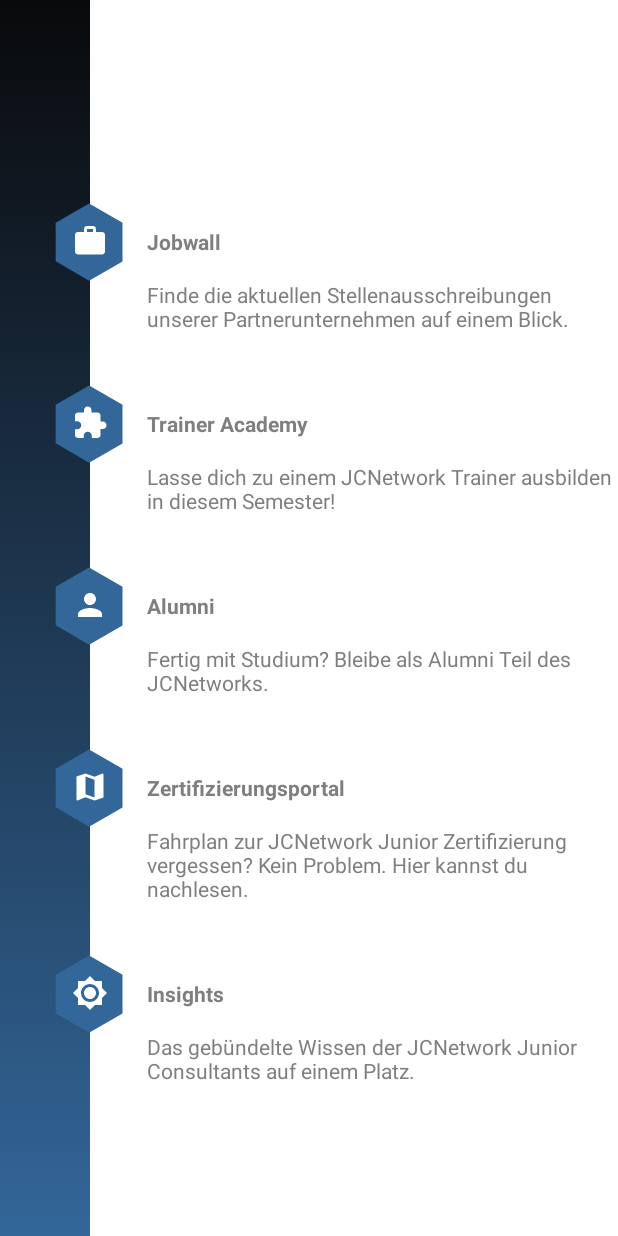
After one commit to JCNetwork-e-V/androidapp-androidapp, an Android app: the layout activity_portale.xml on its own in the app's theme, with its tools: preview values and no code run, on a phone screen of 412 x 824 dp. The commit adds this screen. Run offline under Robolectric (Android 15) with nearby library versions, the phone set to English and light mode, and no system bars; Roboto replaces fonts that are not available here.

Commit message:
portale activity revisited and initial main setup complete

```diff
--- a/app/src/main/AndroidManifest.xml
+++ b/app/src/main/AndroidManifest.xml
@@ -113,7 +113,7 @@
         <!-- Jobwall Activity -->
         <activity
             android:name="com.jcnetwork.android.jctestapp1.hiddenactivities.JobwallActivity"
-            android:label="Jobwall"
+            android:label="Portale"
             android:parentActivityName="com.jcnetwork.android.jctestapp1.ui.MainActivity">
             <meta-data
                 android:name="android.support.PARENT_ACTIVITY"
--- a/app/src/main/java/com/jcnetwork/android/jctestapp1/hiddenactivities/JobwallActivity.java
+++ b/app/src/main/java/com/jcnetwork/android/jctestapp1/hiddenactivities/JobwallActivity.java
@@ -19,8 +19,7 @@
     @Override
     protected void onCreate(Bundle savedInstanceState) {
         super.onCreate(savedInstanceState);
-        setContentView(R.layout.activity_cv);
-        setTitle(getString(R.string.jobwall));
+        setContentView(R.layout.activity_portale);
 
         // Set up support bar
         ActionBar actionBar = getSupportActionBar();
@@ -28,68 +27,5 @@
             actionBar.setDisplayHomeAsUpEnabled(true);
             actionBar.setBackgroundDrawable(ContextCompat.getDrawable(this, R.drawable.color_gradient));
         }
-
-        // Check internet connection
-        if (CheckNetwork.checkConnection(this)) {
-            // THERE IS A CONNECTION SO WE WILL LOAD THE WEBVIEW
-            WebView myWebView = new WebView(this);
-            // Manipulate webview to only show table //TODO
-            myWebView.getSettings().setJavaScriptEnabled(true);
-            // Allow pdfs to be viewed by embedding url to: http://docs.google.com/gview?embedded=true&url=<url of a supported doc>
-//            myWebView.getSettings().setDisplayZoomControls(true);
-//            myWebView.getSettings().setAllowContentAccess(true);
-//            myWebView.getSettings().setBlockNetworkLoads(false);
-//            myWebView.getSettings().setAllowFileAccess(true);
-
-            myWebView.setWebViewClient(new WebViewClient() {
-                @Override
-                public void onPageFinished(WebView view, String url) {
-                    super.onPageFinished(view, url);
-
-                    //TODO Check
-                    // Inject a javascript function to hide some elements of the webpage
-                    myWebView.loadUrl("javascript:(function() { " +
-                            "document.getElementById('footer_widget_wrapper').style.display='none'; " +
-                            "document.getElementById('footer_wrapper').style.display='none'; " +
-                            "document.getElementById('header_wrapper').style.display='none'; " +
-                            "document.getElementByClassName('main_header').style.display='none'; " +
-                            "document.getElementByClassName('main_image').style.display='none'; " +
-                            "})()");
-
-                    // IF YOU HAVE IDS USE THIS APPROACH
-                    // Use this for not showing elements
-                    // document.getElementById(id).style.display = 'none';
-                    // Use this for showing elements
-                    // document.getElementById(id).style.display = 'block';
-
-                    // IF YOU DON'T REFER TO THE CLASSES
-                    // "document.getElementsByClassName('header_wrapper')[0].style.display='none'; "
-                    //            "document.getElementsByClassName('navbar-header')[0].style.display='none'; "+
-                    //           "document.getElementsByClassName('footer-social')[0].style.display='none'; "+
-                    //           "document.getElementById('footer_bottom').style.display='none'; "+
-                    //           "document.getElementById('footer_content').style.display='none';
-                }
-            });
-            setContentView(myWebView);
-            // Load page
-            myWebView.loadUrl("https://days.jcnetwork.de/jobwall/");
-        } else {
-            // THERE IS NO CONNECTION SO WE WILL PROMPT THE USER TO CHECK THE CONNECTION AND TRY AGAIN
-            // Display no internet fragment
-            setContentView(R.layout.fragment_no_internet);
-
-            // Find refresh button
-            Button retryBtn = (Button) findViewById(R.id.retry_button);
-
-            // Set on click listener on that button
-            retryBtn.setOnClickListener(new View.OnClickListener() {
-                @Override
-                public void onClick(View v) {
-                    // On click, relaunch this activity
-                    Intent refresh = new Intent(JobwallActivity.this, JobwallActivity.class);
-                    startActivity(refresh);
-                }
-            });
-        }
     }
 }
--- /dev/null
+++ b/app/src/main/res/layout/activity_portale.xml
@@ -0,0 +1,155 @@
+<?xml version="1.0" encoding="utf-8"?>
+<androidx.constraintlayout.widget.ConstraintLayout xmlns:android="http://schemas.android.com/apk/res/android"
+    android:layout_width="match_parent"
+    android:layout_height="match_parent"
+    xmlns:app="http://schemas.android.com/apk/res-auto">
+
+    <ImageView
+        android:id="@+id/left_banner"
+        android:layout_width="60dp"
+        android:layout_height="match_parent"
+        android:background="@drawable/color_gradient"
+        android:contentDescription="@string/arrow_image"
+        android:scaleType="centerCrop"
+        app:layout_constraintStart_toStartOf="parent"
+        app:layout_constraintBottom_toBottomOf="parent"
+        app:layout_constraintTop_toTopOf="parent" />
+
+    <ScrollView
+        android:layout_width="match_parent"
+        android:layout_height="wrap_content"
+        app:layout_constraintEnd_toEndOf="parent"
+        app:layout_constraintStart_toStartOf="parent"
+        app:layout_constraintBottom_toBottomOf="parent"
+        app:layout_constraintTop_toTopOf="parent">
+
+        <androidx.constraintlayout.widget.ConstraintLayout
+            android:layout_width="match_parent"
+            android:layout_height="wrap_content">
+
+            <!-- Jobwall -->
+            <ImageButton
+                android:id="@+id/jobwall"
+                android:foreground="@drawable/ic_baseline_work_24"
+                style="@style/PortaleImageButtonTheme"
+                app:layout_constraintLeft_toLeftOf="parent"
+                app:layout_constraintTop_toTopOf="parent"/>
+
+            <TextView
+                android:id="@+id/jobwall_title"
+                style="@style/PortaleTitleTheme"
+                android:text="Jobwall"
+                app:layout_constraintStart_toEndOf="@id/jobwall"
+                app:layout_constraintTop_toTopOf="@id/jobwall"
+                app:layout_constraintBottom_toBottomOf="@id/jobwall"/>
+
+            <TextView
+                android:id="@+id/jobwall_description"
+                style="@style/PortaleDescriptionTheme"
+                android:text="Finde die aktuellen Stellenausschreibungen unserer Partnerunternehmen auf einem Blick."
+                app:layout_constraintTop_toBottomOf="@id/jobwall_title"
+                app:layout_constraintStart_toEndOf="@id/jobwall"
+                app:layout_constraintEnd_toEndOf="parent"/>
+
+            <!-- Trainer Academy -->
+            <ImageButton
+                android:id="@+id/trainer_academy"
+                android:foreground="@drawable/weiterbildung"
+                style="@style/PortaleImageButtonTheme"
+                app:layout_constraintLeft_toLeftOf="parent"
+                app:layout_constraintTop_toBottomOf="@id/jobwall_description"/>
+
+            <TextView
+                android:id="@+id/trainer_academy_title"
+                style="@style/PortaleTitleTheme"
+                android:text="Trainer Academy"
+                app:layout_constraintStart_toEndOf="@id/trainer_academy"
+                app:layout_constraintTop_toTopOf="@id/trainer_academy"
+                app:layout_constraintBottom_toBottomOf="@id/trainer_academy"/>
+
+            <TextView
+                android:id="@+id/trainer_academy_description"
+                style="@style/PortaleDescriptionTheme"
+                android:text="Lasse dich zu einem JCNetwork Trainer ausbilden in diesem Semester!"
+                app:layout_constraintTop_toBottomOf="@id/trainer_academy_title"
+                app:layout_constraintStart_toEndOf="@id/trainer_academy"
+                app:layout_constraintEnd_toEndOf="parent"/>
+
+            <!-- Alumni -->
+            <ImageButton
+                android:id="@+id/alumni"
+                android:foreground="@drawable/ic_baseline_person_24"
+                style="@style/PortaleImageButtonTheme"
+                app:layout_constraintLeft_toLeftOf="parent"
+                app:layout_constraintTop_toBottomOf="@id/trainer_academy_description"/>
+
+            <TextView
+                android:id="@+id/alumni_title"
+                style="@style/PortaleTitleTheme"
+                android:text="Alumni"
+                app:layout_constraintStart_toEndOf="@id/alumni"
+                app:layout_constraintTop_toTopOf="@id/alumni"
+                app:layout_constraintBottom_toBottomOf="@id/alumni"/>
+
+            <TextView
+                android:id="@+id/alumni_description"
+                style="@style/PortaleDescriptionTheme"
+                android:text="Fertig mit Studium? Bleibe als Alumni Teil des JCNetworks."
+                app:layout_constraintTop_toBottomOf="@id/alumni_title"
+                app:layout_constraintStart_toEndOf="@id/alumni"
+                app:layout_constraintEnd_toEndOf="parent"/>
+
+            <!-- Certification -->
+            <ImageButton
+                android:id="@+id/certification"
+                android:foreground="@drawable/ic_baseline_map_24"
+                android:foregroundTint="@color/white"
+                style="@style/PortaleImageButtonTheme"
+                app:layout_constraintLeft_toLeftOf="parent"
+                app:layout_constraintTop_toBottomOf="@id/alumni_description"/>
+
+            <TextView
+                android:id="@+id/certification_title"
+                style="@style/PortaleTitleTheme"
+                android:text="Zertifizierungsportal"
+                app:layout_constraintStart_toEndOf="@id/certification"
+                app:layout_constraintTop_toTopOf="@id/certification"
+                app:layout_constraintBottom_toBottomOf="@id/certification"/>
+
+            <TextView
+                android:id="@+id/certification_description"
+                style="@style/PortaleDescriptionTheme"
+                android:text="Fahrplan zur JCNetwork Junior Zertifizierung vergessen? Kein Problem. Hier kannst du nachlesen."
+                app:layout_constraintTop_toBottomOf="@id/certification_title"
+                app:layout_constraintStart_toEndOf="@id/certification"
+                app:layout_constraintEnd_toEndOf="parent"/>
+
+            <!-- Insights -->
+            <ImageButton
+                android:id="@+id/insights"
+                android:foreground="@drawable/ic_baseline_bright"
+                style="@style/PortaleImageButtonTheme"
+                app:layout_constraintLeft_toLeftOf="parent"
+                app:layout_constraintTop_toBottomOf="@id/certification_description"/>
+
+            <TextView
+                android:id="@+id/insights_title"
+                style="@style/PortaleTitleTheme"
+                android:text="Insights"
+                app:layout_constraintStart_toEndOf="@id/insights"
+                app:layout_constraintTop_toTopOf="@id/insights"
+                app:layout_constraintBottom_toBottomOf="@id/insights"/>
+
+            <TextView
+                android:id="@+id/insights_description"
+                style="@style/PortaleDescriptionTheme"
+                android:text="Das gebündelte Wissen der JCNetwork Junior Consultants auf einem Platz."
+                app:layout_constraintTop_toBottomOf="@id/insights_title"
+                app:layout_constraintStart_toEndOf="@id/insights"
+                app:layout_constraintEnd_toEndOf="parent"/>
+
+        </androidx.constraintlayout.widget.ConstraintLayout>
+
+    </ScrollView>
+
+</androidx.constraintlayout.widget.ConstraintLayout>
--- a/app/src/main/res/values/strings.xml
+++ b/app/src/main/res/values/strings.xml
@@ -90,5 +90,6 @@
     <string name="sample_brainteaser_question">Sample brainteaser question</string>
     <string name="just_decoration_for_brainteaser_question">Just decoration for brainteaser question</string>
     <string name="frage">Frage</string>
+    <string name="portalverlinkungsknopf">Portalverlinkungsknopf</string>
 
 </resources>
--- a/app/src/main/res/values/styles.xml
+++ b/app/src/main/res/values/styles.xml
@@ -115,5 +115,30 @@
 
     </style>
 
+    <!-- Portale Styles -->
+    <style name="PortaleImageButtonTheme">
+        <item name="android:layout_width">60dp</item>
+        <item name="android:layout_height">60dp</item>
+        <item name="android:contentDescription">@string/portalverlinkungsknopf</item>
+        <item name="android:layout_marginStart">30dp</item>
+        <item name="android:layout_marginTop">30dp</item>
+        <item name="android:background">@drawable/hexagon_button</item>
+        <item name="android:foregroundGravity">center</item>
+        <item name="android:scaleType">centerCrop</item>
+    </style>
+    <style name="PortaleTitleTheme">
+        <item name="android:layout_width">wrap_content</item>
+        <item name="android:layout_height">wrap_content</item>
+        <item name="android:textAlignment">viewStart</item>
+        <item name="android:textStyle">bold</item>
+        <item name="android:layout_marginStart">8dp</item>
+    </style>
+    <style name="PortaleDescriptionTheme">
+        <item name="android:layout_width">0dp</item>
+        <item name="android:layout_height">wrap_content</item>
+        <item name="android:textAlignment">viewStart</item>
+        <item name="android:layout_marginTop">16dp</item>
+        <item name="android:layout_marginStart">8dp</item>
+    </style>
 
 </resources>
```
